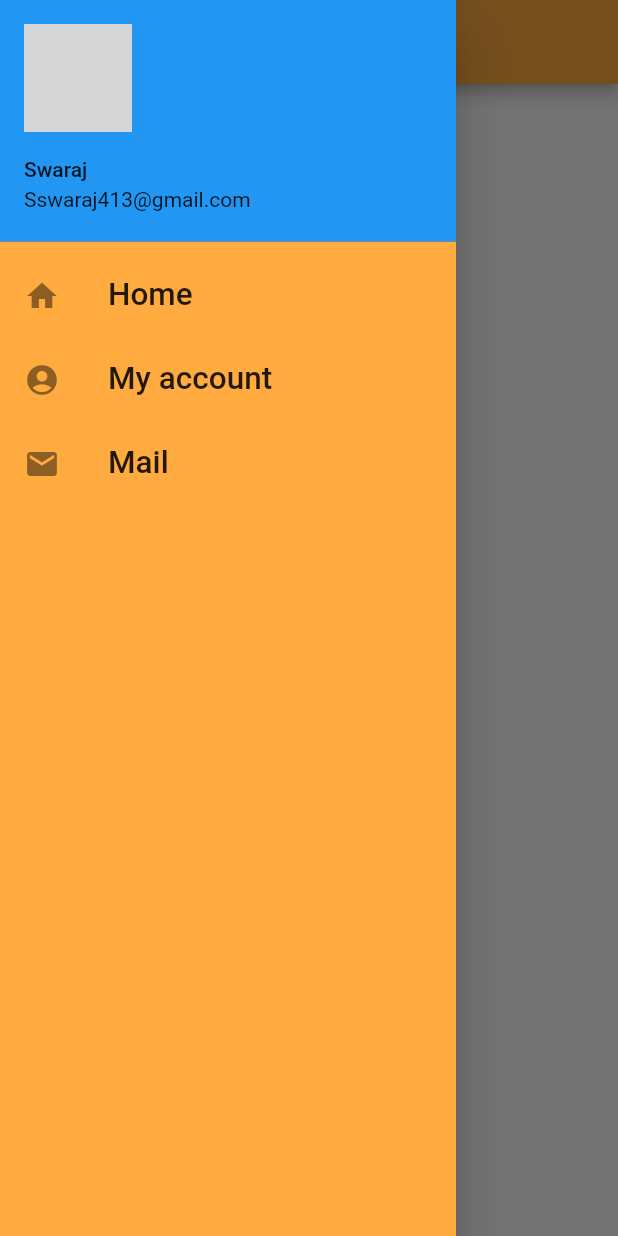
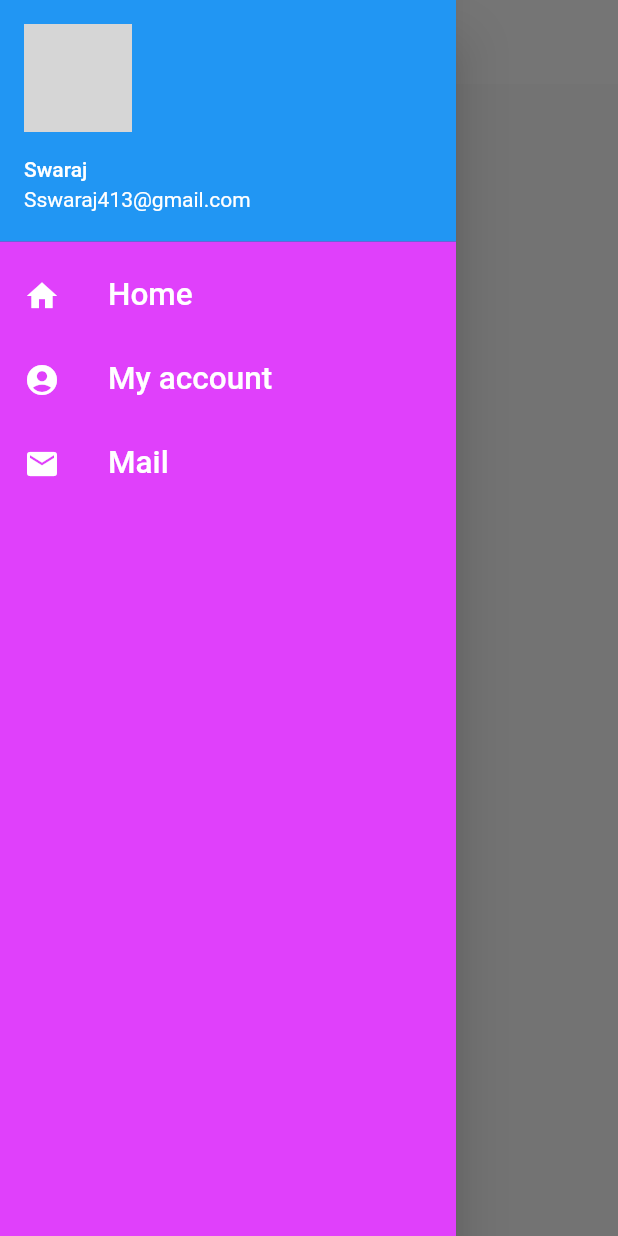
Before and after one commit to sswaraj76/30dayslerning, a Flutter app: the screen it shows after launch, with the side drawer open, on a phone screen of 412 x 824 dp. Run offline on Flutter 3.47's test engine with Material 2 defaults, Android fonts, the light colour scheme and no system bars; our stand-ins replace google_fonts; network calls fail; grey boxes are pictures that could not be loaded.

Commit message:
theme complete

```diff
--- a/lib/main.dart
+++ b/lib/main.dart
@@ -1,3 +1,4 @@
+import 'package:codepur/widget/themes.dart';
 import 'package:flutter/material.dart';
 
 import 'package:google_fonts/google_fonts.dart';
@@ -14,10 +15,8 @@ class MyApp extends StatelessWidget {
   @override
   Widget build(BuildContext context) {
     return MaterialApp(
-      theme: ThemeData(
-          primaryColor: Colors.orangeAccent,
-          accentColor: Colors.amber,
-          fontFamily: GoogleFonts.walterTurncoat().fontFamily),
+      theme: MyTheme.lightTheme(context),
+      darkTheme: MyTheme.darkTheme(context),
       //home: HomePage(),
       initialRoute: MyRoutesName.home,
       routes: {
--- a/lib/pages/hompage.dart
+++ b/lib/pages/hompage.dart
@@ -6,7 +6,9 @@ class HomePage extends StatelessWidget {
   @override
   Widget build(BuildContext context) {
     return Scaffold(
-      appBar: AppBar(),
+      appBar: AppBar(
+        title: Text('Box'),
+      ),
       body: Center(
         child: Text('hello world'),
       ),
--- a/lib/widget/drawer.dart
+++ b/lib/widget/drawer.dart
@@ -21,24 +21,30 @@ class MyDrawer extends StatelessWidget {
                   ),
                 )),
             ListTile(
-              leading: Icon(Icons.home),
+              leading: Icon(Icons.home, color: Colors.white),
               title: Text(
                 'Home',
                 textScaleFactor: 1.5,
+                style: TextStyle(color: Colors.white),
               ),
             ),
             ListTile(
-              leading: Icon(Icons.account_circle),
+              leading: Icon(
+                Icons.account_circle,
+                color: Colors.white,
+              ),
               title: Text(
                 'My account',
                 textScaleFactor: 1.5,
+                style: TextStyle(color: Colors.white),
               ),
             ),
             ListTile(
-              leading: Icon(Icons.mail),
+              leading: Icon(Icons.mail, color: Colors.white),
               title: Text(
                 'Mail',
                 textScaleFactor: 1.5,
+                style: TextStyle(color: Colors.white),
               ),
             ),
           ],
--- /dev/null
+++ b/lib/widget/themes.dart
@@ -0,0 +1,18 @@
+import 'package:flutter/material.dart';
+import 'package:google_fonts/google_fonts.dart';
+
+class MyTheme {
+  static ThemeData lightTheme(BuildContext context) => ThemeData(
+      primaryColor: Colors.purpleAccent,
+      accentColor: Colors.amber,
+      fontFamily: GoogleFonts.walterTurncoat().fontFamily,
+      appBarTheme: AppBarTheme(
+        color: Colors.white,
+        elevation: 0.0,
+        iconTheme: IconThemeData(color: Colors.black),
+        textTheme: Theme.of(context).textTheme,
+      ));
+
+  static ThemeData darkTheme(BuildContext context) =>
+      ThemeData(brightness: Brightness.dark);
+}
```
